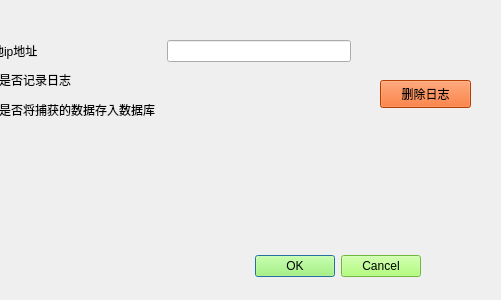
Qt form gui/configure.ui (RaymondHX/contentSecurityLab) before a commit; both pictures show x 110 to 611 and y 0 to 300 of the 773 by 300 pixel window.
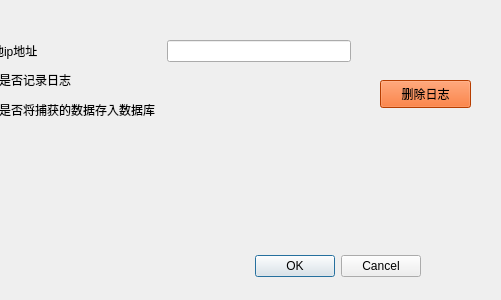
The same form after that commit.

```diff
--- a/gui/configure.ui
+++ b/gui/configure.ui
@@ -23,9 +23,7 @@
     </rect>
    </property>
    <property name="styleSheet">
-    <string notr="true">
-background-color: rgb(155, 255, 88);
-font: 9pt &quot;微软雅黑&quot;;	
+    <string notr="true">font: 9pt &quot;微软雅黑&quot;;	
 
 	</string>
    </property>
```
